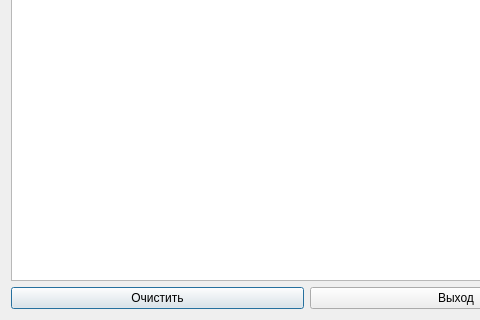
okostynchuk/Outcall, file DebugInfoDialog.ui: the form before one commit; both pictures show x 0 to 480 and y 159 to 479 of the 613 by 479 pixel window.
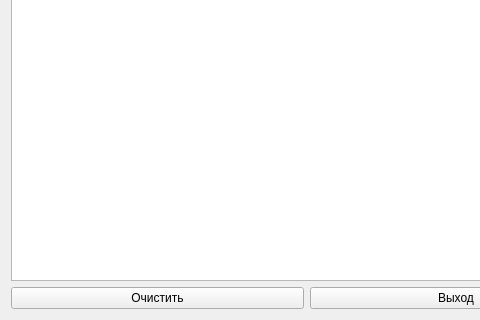
The form after the commit. Icons and pictures are not drawn.

```diff
--- a/DebugInfoDialog.ui
+++ b/DebugInfoDialog.ui
@@ -35,6 +35,9 @@
        <property name="text">
         <string>Очистить</string>
        </property>
+       <property name="autoDefault">
+        <bool>false</bool>
+       </property>
       </widget>
      </item>
      <item>
@@ -42,6 +45,9 @@
        <property name="text">
         <string>Выход</string>
        </property>
+       <property name="autoDefault">
+        <bool>false</bool>
+       </property>
       </widget>
      </item>
     </layout>
```
